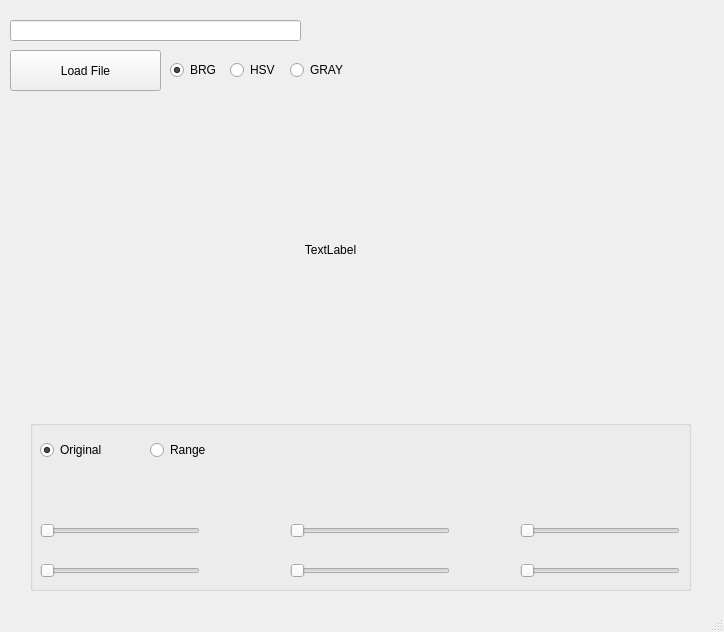
The window that main_form.ui (GongniR/TechnoPark) describes before a commit, drawn with Qt 5.
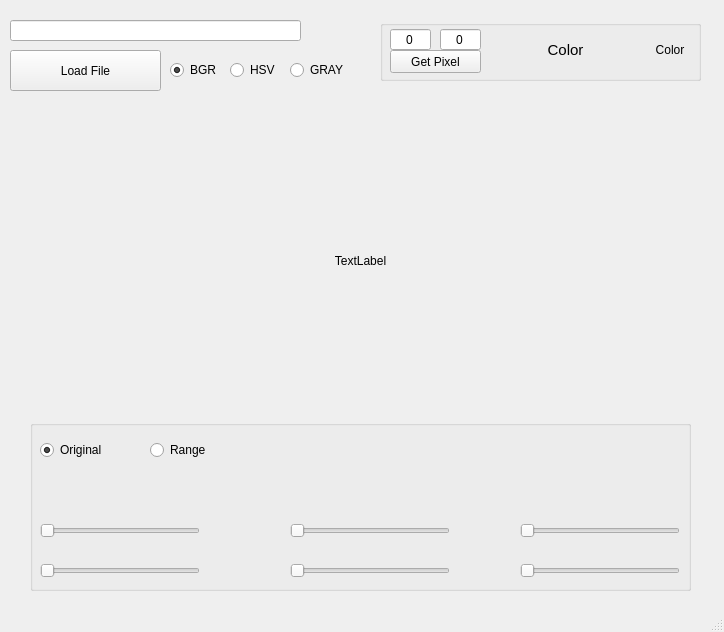
The same window after the commit.

Commit message: Урок 05.11.2022

```diff
--- a/main_form.ui
+++ b/main_form.ui
@@ -60,8 +60,8 @@
    <widget class="QLabel" name="Image_label">
     <property name="geometry">
      <rect>
-      <x>10</x>
-      <y>99</y>
+      <x>40</x>
+      <y>110</y>
       <width>641</width>
       <height>301</height>
      </rect>
@@ -100,7 +100,7 @@
      <bool>false</bool>
     </property>
     <property name="text">
-     <string>BRG</string>
+     <string>BGR</string>
     </property>
     <property name="checked">
      <bool>true</bool>
@@ -282,6 +282,101 @@
      </property>
     </widget>
    </widget>
+   <widget class="QGroupBox" name="Color_groupBox">
+    <property name="geometry">
+     <rect>
+      <x>380</x>
+      <y>20</y>
+      <width>321</width>
+      <height>61</height>
+     </rect>
+    </property>
+    <property name="title">
+     <string/>
+    </property>
+    <widget class="QLabel" name="Color_label">
+     <property name="geometry">
+      <rect>
+       <x>270</x>
+       <y>10</y>
+       <width>40</width>
+       <height>40</height>
+      </rect>
+     </property>
+     <property name="text">
+      <string>Color</string>
+     </property>
+     <property name="alignment">
+      <set>Qt::AlignCenter</set>
+     </property>
+    </widget>
+    <widget class="QLabel" name="Color_key_label">
+     <property name="geometry">
+      <rect>
+       <x>110</x>
+       <y>10</y>
+       <width>151</width>
+       <height>40</height>
+      </rect>
+     </property>
+     <property name="font">
+      <font>
+       <pointsize>11</pointsize>
+      </font>
+     </property>
+     <property name="text">
+      <string>Color</string>
+     </property>
+     <property name="alignment">
+      <set>Qt::AlignCenter</set>
+     </property>
+    </widget>
+    <widget class="QLineEdit" name="X_lineEdit">
+     <property name="geometry">
+      <rect>
+       <x>10</x>
+       <y>9</y>
+       <width>41</width>
+       <height>21</height>
+      </rect>
+     </property>
+     <property name="text">
+      <string>0</string>
+     </property>
+     <property name="alignment">
+      <set>Qt::AlignCenter</set>
+     </property>
+    </widget>
+    <widget class="QLineEdit" name="Y_lineEdit">
+     <property name="geometry">
+      <rect>
+       <x>60</x>
+       <y>9</y>
+       <width>41</width>
+       <height>21</height>
+      </rect>
+     </property>
+     <property name="text">
+      <string>0</string>
+     </property>
+     <property name="alignment">
+      <set>Qt::AlignCenter</set>
+     </property>
+    </widget>
+    <widget class="QPushButton" name="GetPixel_pushButton">
+     <property name="geometry">
+      <rect>
+       <x>10</x>
+       <y>30</y>
+       <width>91</width>
+       <height>23</height>
+      </rect>
+     </property>
+     <property name="text">
+      <string>Get Pixel</string>
+     </property>
+    </widget>
+   </widget>
   </widget>
   <widget class="QStatusBar" name="statusbar"/>
  </widget>
```
The commit also changes 1 other file.
